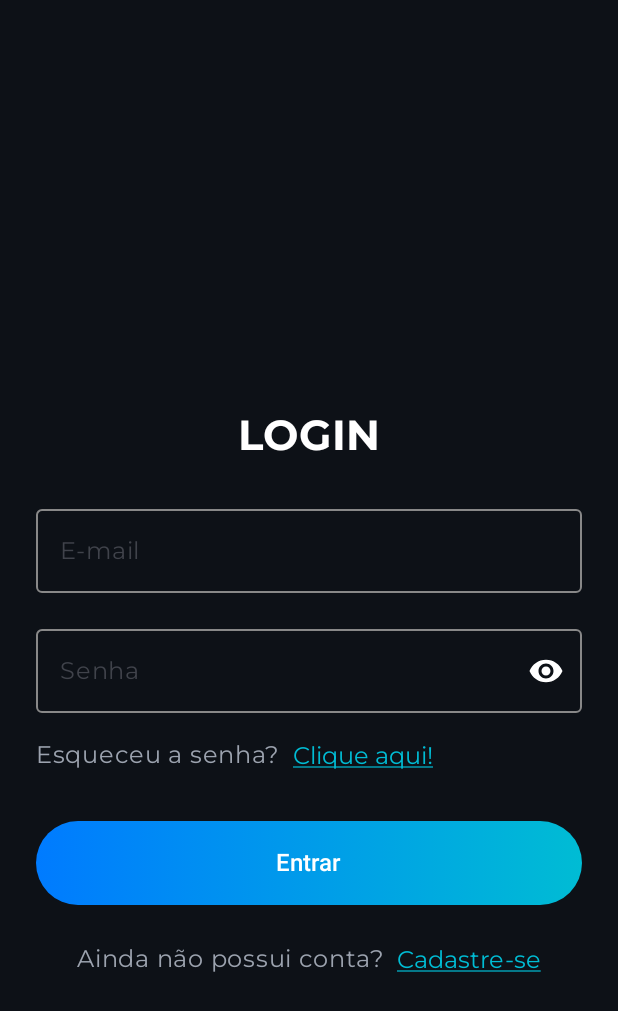
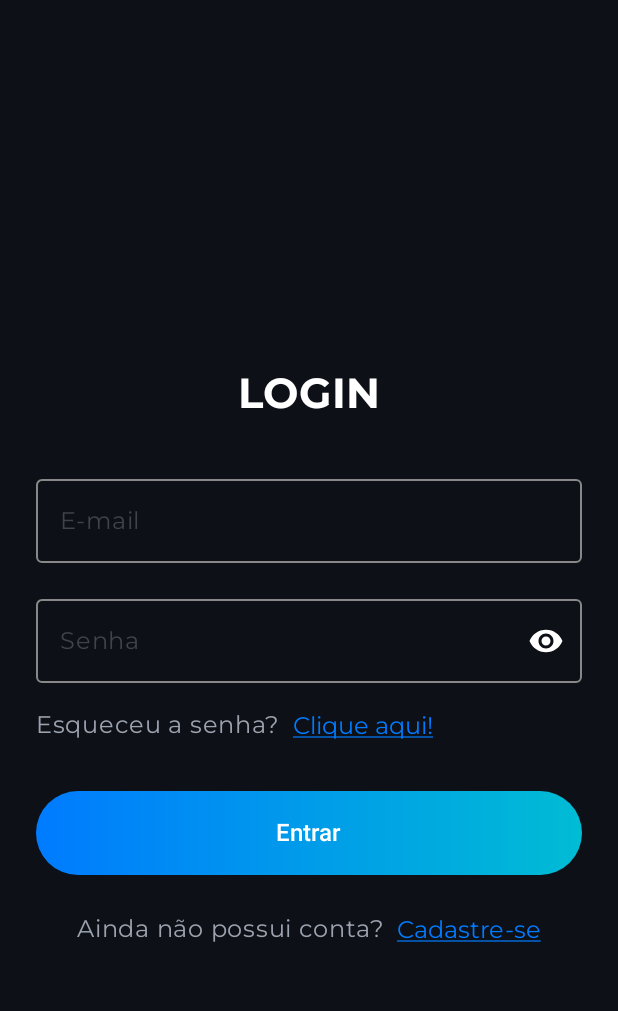
Before and after one commit to Codenamedarkray/PI3-Turma3-3, an Android app built with Jetpack Compose: the AuthenticationActivity screen opened directly, with no data from a screen before it, on a phone screen of 412 x 824 dp. Shown: the top 1011 px of the screen. Run offline under Robolectric (Android 15) with nearby library versions, the phone set to English and light mode, and no system bars.

Commit message:
correção TermsScreen, update SignIn

```diff
--- a/AndroidApp/app/src/main/AndroidManifest.xml
+++ b/AndroidApp/app/src/main/AndroidManifest.xml
@@ -13,7 +13,6 @@
         android:theme="@style/Theme.SuperID"
         tools:targetApi="31">
 
-        <!-- SplashActivity agora é a MAIN -->
         <activity
             android:name=".SplashActivity"
             android:exported="true"
--- a/AndroidApp/app/src/main/java/br/edu/puccampinas/superid/screens/SignIn.kt
+++ b/AndroidApp/app/src/main/java/br/edu/puccampinas/superid/screens/SignIn.kt
@@ -10,10 +10,13 @@ import androidx.compose.animation.slideOutVertically
 import androidx.compose.foundation.background
 import androidx.compose.foundation.clickable
 import androidx.compose.foundation.layout.*
+import androidx.compose.foundation.rememberScrollState
 import androidx.compose.foundation.text.KeyboardOptions
+import androidx.compose.foundation.verticalScroll
 import androidx.compose.material.icons.Icons
 import androidx.compose.material.icons.filled.ArrowBack
 import androidx.compose.material.icons.filled.Check
+import androidx.compose.material.icons.filled.Close
 import androidx.compose.material.icons.filled.Visibility
 import androidx.compose.material.icons.filled.VisibilityOff
 import androidx.compose.material3.*
@@ -43,6 +46,7 @@ import kotlinx.coroutines.launch
 
 @Composable
 fun SignInForm(modifier: Modifier = Modifier, navController: NavController) {
+    /** FONTES **/
     val montserrat = FontFamily(
         Font(R.font.montserrat_regular, FontWeight.Normal),
         Font(R.font.montserrat_bold, FontWeight.Bold)
@@ -56,28 +60,30 @@ fun SignInForm(modifier: Modifier = Modifier, navController: NavController) {
 
     val context = LocalContext.current
     val coroutineScope = rememberCoroutineScope()
-
+    /** Validação básica de e-mail */
     val isEmailValid = remember(email) {
         android.util.Patterns.EMAIL_ADDRESS.matcher(email).matches()
     }
-
+    /** Efeito para esconder o Snackbar automaticamente após 3 segundos */
     LaunchedEffect(showSnackbar) {
         if (showSnackbar) {
             kotlinx.coroutines.delay(3000L)
             showSnackbar = false
         }
     }
-
+    /** Layout principal da tela de login */
     Box(
         modifier = Modifier
             .fillMaxSize()
             .background(Color(0xFF0D1117))
             .padding(horizontal = 24.dp)
     ) {
+        /** Coluna com os campos e botões do formulário */
         Column(
             modifier = Modifier
                 .fillMaxSize()
-                .padding(top = 100.dp),
+                .verticalScroll(rememberScrollState())
+                .padding(top = 100.dp, bottom = 48.dp),
             verticalArrangement = Arrangement.Center,
             horizontalAlignment = Alignment.CenterHorizontally
         ) {
@@ -88,8 +94,10 @@ fun SignInForm(modifier: Modifier = Modifier, navController: NavController) {
                 fontWeight = FontWeight.Bold,
                 color = Color.White,
                 textAlign = TextAlign.Center,
-                modifier = Modifier.padding(bottom = 24.dp)
+                modifier = Modifier.padding(bottom = 32.dp)
             )
+
+            /** CAMPO DE EMAIL**/
 
             OutlinedTextField(
                 value = email,
@@ -98,11 +106,11 @@ fun SignInForm(modifier: Modifier = Modifier, navController: NavController) {
                 textStyle = TextStyle(color = Color.White),
                 keyboardOptions = KeyboardOptions(keyboardType = KeyboardType.Email),
                 trailingIcon = {
-                    if (isEmailValid) {
+                    if (email.isNotBlank()) {
                         Icon(
-                            imageVector = Icons.Default.Check,
-                            contentDescription = "Email válido",
-                            tint = Color(0xFF00FF00)
+                            imageVector = if (isEmailValid) Icons.Default.Check else Icons.Default.Close,
+                            contentDescription = null,
+                            tint = if (isEmailValid) Color(0xFF00FF00) else Color.Red
                         )
                     }
                 },
@@ -114,6 +122,8 @@ fun SignInForm(modifier: Modifier = Modifier, navController: NavController) {
                     .fillMaxWidth()
                     .padding(bottom = 16.dp)
             )
+
+            /** CAMPO DE SENHA**/
 
             OutlinedTextField(
                 value = password,
@@ -137,6 +147,8 @@ fun SignInForm(modifier: Modifier = Modifier, navController: NavController) {
                     .padding(bottom = 16.dp)
             )
 
+            /** Link para recuperar senha */
+
             Row(
                 verticalAlignment = Alignment.CenterVertically,
                 modifier = Modifier
@@ -144,21 +156,18 @@ fun SignInForm(modifier: Modifier = Modifier, navController: NavController) {
                     .clickable { navController.navigate("recover") }
                     .padding(bottom = 32.dp)
             ) {
-                Text(
-                    text = "Esqueceu a senha?",
-                    fontSize = 16.sp,
-                    fontFamily = montserrat,
-                    color = Color(0xFF9CA3AF)
-                )
+                Text("Esqueceu a senha?", fontSize = 16.sp, fontFamily = montserrat, color = Color(0xFF9CA3AF))
                 Spacer(modifier = Modifier.width(8.dp))
                 Text(
                     text = "Clique aqui!",
                     fontSize = 16.sp,
                     fontFamily = montserrat,
-                    color = Color(0xFF00BCD4),
+                    color = Color(0xFF007BFF),
                     style = TextStyle(textDecoration = TextDecoration.Underline)
                 )
             }
+
+            /** Botão de login com carregamento */
 
             Button(
                 onClick = {
@@ -174,8 +183,8 @@ fun SignInForm(modifier: Modifier = Modifier, navController: NavController) {
                                     context.startActivity(intent)
                                     isLoading = false
                                 },
-                                onFailure = { exception ->
-                                    Log.e("LOGIN", "ERRO: ${exception.message}")
+                                onFailure = {
+                                    Log.e("LOGIN", "ERRO: ${it.message}")
                                     showSnackbar = true
                                     isLoading = false
                                 }
@@ -187,9 +196,7 @@ fun SignInForm(modifier: Modifier = Modifier, navController: NavController) {
                     .fillMaxWidth()
                     .height(56.dp),
                 enabled = !isLoading,
-                colors = ButtonDefaults.buttonColors(
-                    containerColor = Color.Transparent
-                ),
+                colors = ButtonDefaults.buttonColors(containerColor = Color.Transparent),
                 contentPadding = PaddingValues()
             ) {
                 Box(
@@ -210,14 +217,12 @@ fun SignInForm(modifier: Modifier = Modifier, navController: NavController) {
                             strokeWidth = 2.dp
                         )
                     } else {
-                        Text(
-                            text = "Entrar",
-                            color = Color.White,
-                            fontSize = 16.sp
-                        )
+                        Text("Entrar", color = Color.White, fontSize = 16.sp)
                     }
                 }
             }
+
+            /** Link para cadastro */
 
             Row(
                 verticalAlignment = Alignment.CenterVertically,
@@ -226,40 +231,32 @@ fun SignInForm(modifier: Modifier = Modifier, navController: NavController) {
                     .fillMaxWidth()
                     .padding(top = 24.dp)
             ) {
-                Text(
-                    text = "Ainda não possui conta?",
-                    fontSize = 16.sp,
-                    fontFamily = montserrat,
-                    color = Color(0xFF9CA3AF)
-                )
+                Text("Ainda não possui conta?", fontSize = 16.sp, fontFamily = montserrat, color = Color(0xFF9CA3AF))
                 Spacer(modifier = Modifier.width(8.dp))
                 Text(
                     text = "Cadastre-se",
                     fontSize = 16.sp,
                     fontFamily = montserrat,
-                    color = Color(0xFF00BCD4),
+                    color = Color(0xFF007BFF),
                     style = TextStyle(textDecoration = TextDecoration.Underline),
                     modifier = Modifier.clickable { navController.navigate("signup") }
                 )
             }
         }
 
-        // Snackbar no fundo
+        /** Snackbar animado para erro de login */
+
         AnimatedVisibility(
             visible = showSnackbar,
             enter = fadeIn() + slideInVertically(initialOffsetY = { it }),
             exit = fadeOut() + slideOutVertically(targetOffsetY = { it }),
-            modifier = Modifier
-                .align(Alignment.BottomCenter)
-                .padding(bottom = 32.dp)
+            modifier = Modifier.align(Alignment.BottomCenter).padding(bottom = 32.dp)
         ) {
             Snackbar(
                 containerColor = Color(0xFFDC2626),
                 contentColor = Color.White,
                 shape = MaterialTheme.shapes.medium,
-                modifier = Modifier
-                    .padding(horizontal = 32.dp)
-                    .fillMaxWidth()
+                modifier = Modifier.padding(horizontal = 32.dp).fillMaxWidth()
             ) {
                 Text(
                     text = "CREDENCIAIS INVÁLIDAS",
```
Also changed, not shown: AndroidApp/app/src/main/java/br/edu/puccampinas/superid/SplashActivity.kt (+18 -14 lines), AndroidApp/app/src/main/java/br/edu/puccampinas/superid/screens/Welcome.kt (+126 -32 lines).
